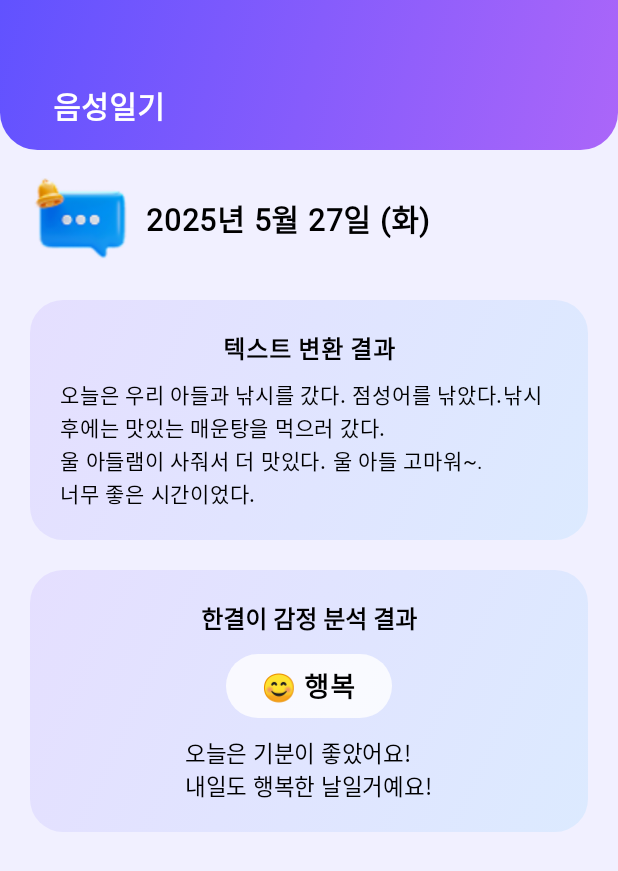
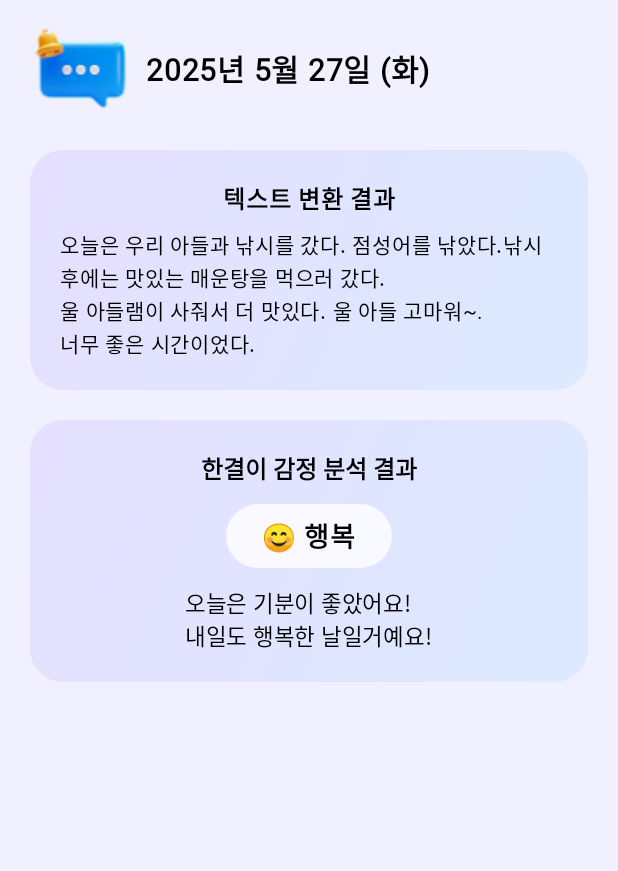
Before and after one commit to 2025AndroidTermProject/Hangyul, an Android app built with Jetpack Compose: the @Preview function DiaryDetailPagePreview, on a phone screen of 412 x 824 dp. Shown: the top 871 px of the screen. Run offline under Robolectric (Android 15) with nearby library versions, the phone set to English and light mode, and no system bars; Roboto replaces fonts that are not available here.

Commit message:
chore:페이지 상단 바 삭제

```diff
--- a/app/src/main/java/com/android/hangyul/ui/screen/diary/DiaryDetailPage.kt
+++ b/app/src/main/java/com/android/hangyul/ui/screen/diary/DiaryDetailPage.kt
@@ -31,7 +31,7 @@ fun DiaryDetailPage(date: String, convertedText: String, emotion: String, emotio
                 .background(Color(0xFFF1F0FF))
                 .fillMaxSize()
                 .padding(horizontal = 20.dp, vertical = 16.dp)
-                .padding(top = 100.dp)
+
         ) {
 
             // 날짜 + 말풍선 아이콘
@@ -141,7 +141,6 @@ fun DiaryDetailPage(date: String, convertedText: String, emotion: String, emotio
                 }
             }
         }
-        TopBar("음성일기")
     }
 }
 @Preview(showBackground = true)
--- a/app/src/main/java/com/android/hangyul/ui/screen/diary/DiaryHistoryPage.kt
+++ b/app/src/main/java/com/android/hangyul/ui/screen/diary/DiaryHistoryPage.kt
@@ -40,7 +40,6 @@ fun DiaryHistoryPage(
                 .background(Color(0xFFF1F0FF))
                 .fillMaxSize()
                 .padding(horizontal = 20.dp, vertical = 16.dp)
-                .padding(top = 100.dp)
         ) {
 
             TopComment("지난 일기 기록")
@@ -64,7 +63,6 @@ fun DiaryHistoryPage(
             Spacer(modifier = Modifier.height(20.dp))
             }
         }
-        TopBar("음성일기")
     }
 }
 @Preview
```
